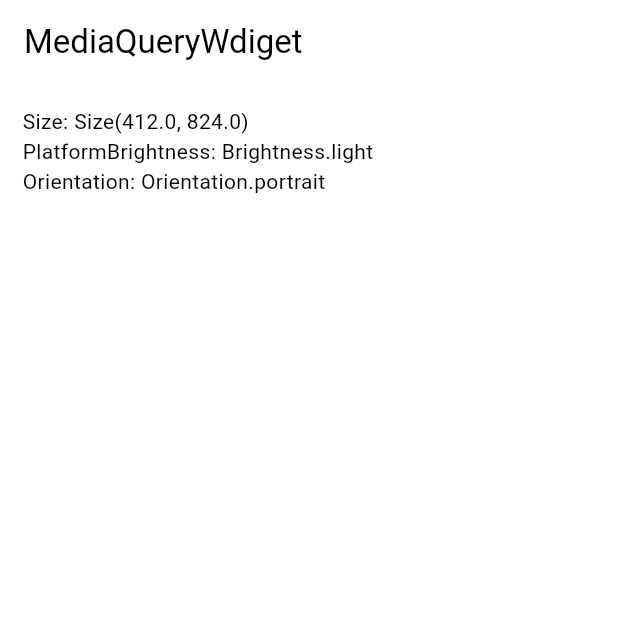
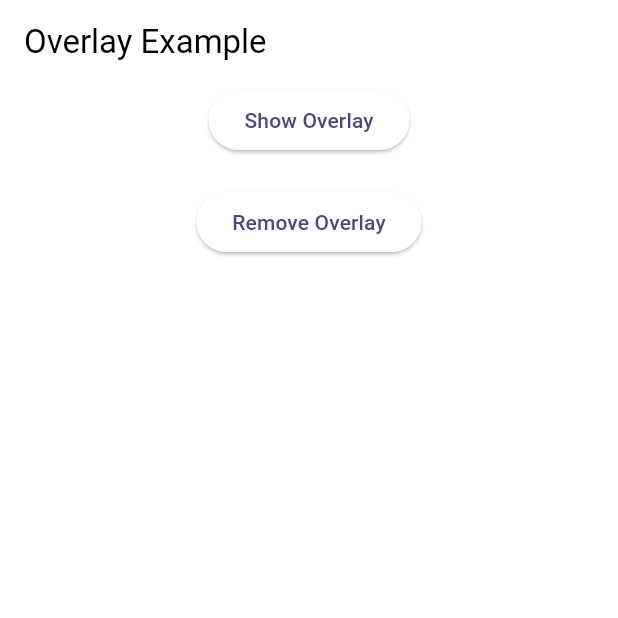
Before and after one commit to Yomiamy/FlutterPractice, a Flutter app: the screen it shows after launch, on a phone screen of 412 x 824 dp, the top half of it. Run offline on Flutter 3.47's test engine with Material 3 defaults, Android fonts, the phone set to English and light mode, and no system bars; our stand-ins replace bloc, dio, equatable, flutter_bloc, formz, freezed_annotation and 4 more; missing offline and left inert: dart:ffi, drag_container; accounts and stored records are empty.

Commit message:
(Overlay) Overlay sample on-top of widget

```diff
--- a/lib/main.dart
+++ b/lib/main.dart
@@ -38,6 +38,7 @@ import 'ink/ClickInkWell.dart';
 import 'ink/MaterialBgInkWell.dart';
 import 'ink/MaterialInk.dart';
 import 'lifecycle/LifecycleMonitor.dart';
+import 'overlay/OverlayTest1.dart';
 
 Future<void> main() async {
   // Bloc.observer = SimpleBlocObserver();
@@ -69,6 +70,6 @@ class MyApp extends StatelessWidget {
                 primary: Color.fromRGBO(72, 74, 126, 1)
             )
         ),
-        home: const MediaQueryWdiget());
+        home: const OverlayTest1());
   }
 }
--- /dev/null
+++ b/lib/overlay/OverlayTest1.dart
@@ -0,0 +1,79 @@
+import 'package:flutter/material.dart';
+
+class OverlayTest1 extends StatefulWidget {
+  const OverlayTest1({super.key});
+
+  @override
+  OverlayTest1State createState() => OverlayTest1State();
+}
+
+
+class OverlayTest1State extends State<OverlayTest1> {
+
+  OverlayEntry? _overlayEntry;
+
+  // 創建 OverlayEntry，這裡是我們希望疊加顯示的 widget
+  OverlayEntry _createOverlayEntry() {
+    return OverlayEntry(
+      builder: (context) => Positioned(
+        top: 100.0,
+        left: 50.0,
+        child: Material(
+          color: Colors.transparent,
+          child: Container(
+            padding: const EdgeInsets.all(10),
+            width: 200,
+            height: 100,
+            color: Colors.blue.withOpacity(0.8),
+            child: const Center(
+              child: Text(
+                'This is an Overlay',
+                style: TextStyle(color: Colors.white, fontSize: 18),
+              ),
+            ),
+          ),
+        ),
+      ),
+    );
+  }
+
+  void _showOverlay() {
+    _overlayEntry = _createOverlayEntry();
+    Overlay.of(context).insert(_overlayEntry!);
+  }
+
+  void _removeOverlay() {
+    _overlayEntry?.remove();
+    _overlayEntry = null;
+  }
+
+  @override
+  Widget build(BuildContext context) {
+    return Scaffold(
+      appBar: AppBar(
+        title: const Text("Overlay Example"),
+      ),
+      body: Center(
+        child: Column(
+          children: [
+            ElevatedButton(
+              onPressed: () {
+                if (_overlayEntry == null) {
+                  _showOverlay();
+                }
+              },
+              child: const Text('Show Overlay'),
+            ),
+            const SizedBox(height: 20),
+            ElevatedButton(
+              onPressed: () {
+                _removeOverlay();
+              },
+              child: const Text('Remove Overlay'),
+            ),
+          ],
+        ),
+      ),
+    );
+  }
+}
```
